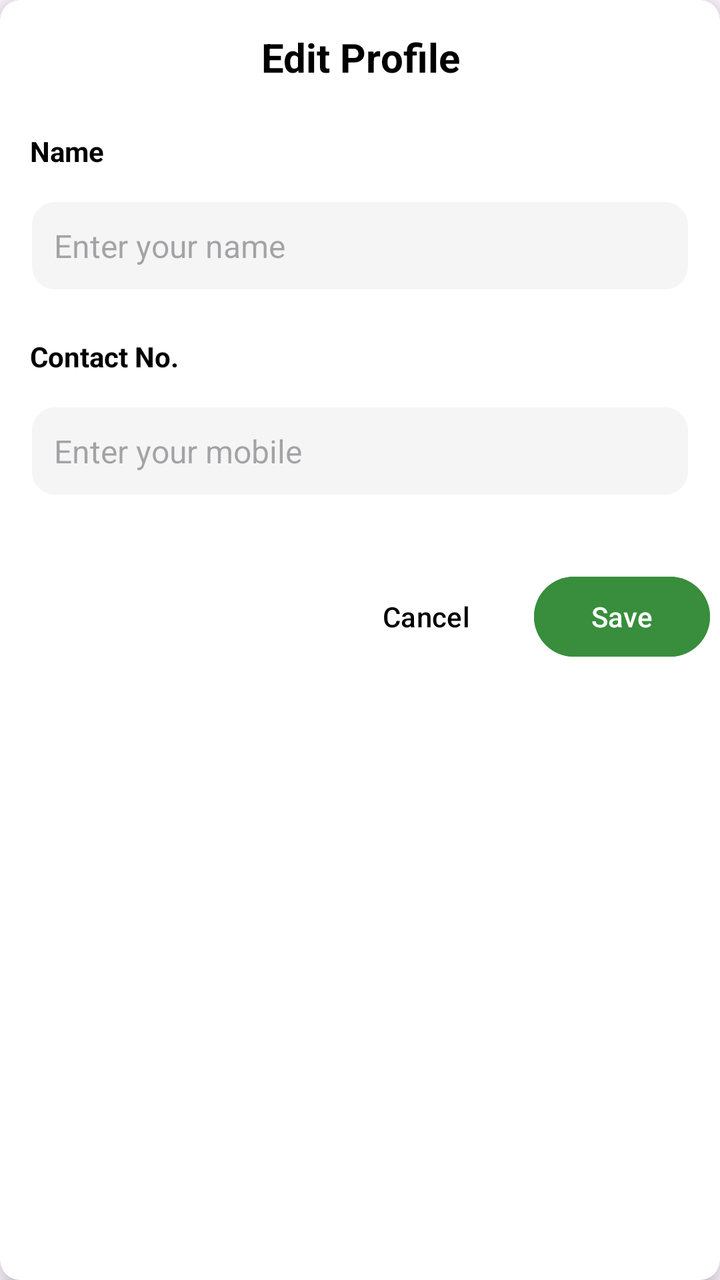
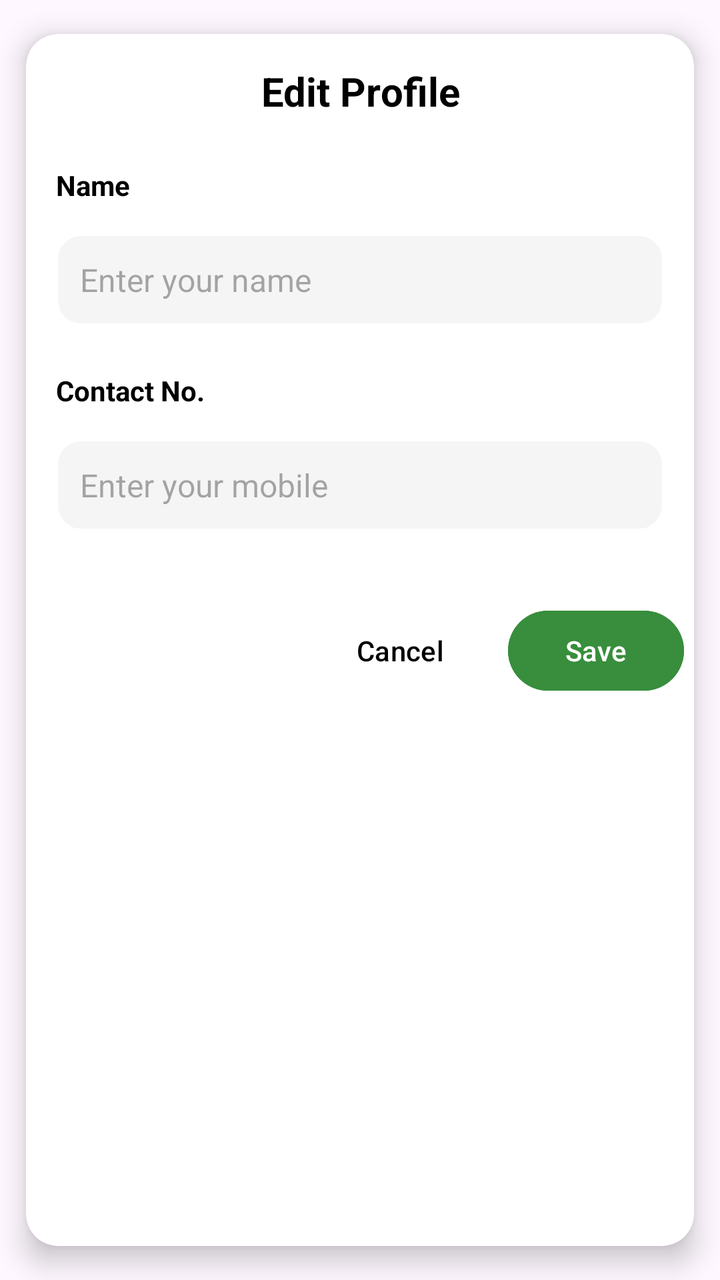

An Android layout rendered at two revisions. The XML below is the earlier revision; the diff shows what the commit changed to produce the second picture.
<!-- AndroidManifest.xml: application theme Theme.SmartWaste -->
<!-- res/layout/dialog_edit_profile.xml -->
<?xml version="1.0" encoding="utf-8"?>
<androidx.cardview.widget.CardView
    xmlns:android="http://schemas.android.com/apk/res/android"
    xmlns:app="http://schemas.android.com/apk/res-auto"
    android:layout_width="match_parent"
    android:layout_height="wrap_content"
    android:layout_margin="24dp"
    app:cardCornerRadius="10dp"
    app:cardElevation="8dp"
    android:padding="24dp">

    <LinearLayout
        android:layout_width="match_parent"
        android:layout_height="wrap_content"
        android:orientation="vertical">


        <TextView
            android:id="@+id/dialogTitle"
            android:layout_marginTop="15dp"
            android:layout_width="wrap_content"
            android:layout_height="wrap_content"
            android:text="Edit Profile"
            android:textSize="20sp"
            android:textColor="@android:color/black"
            android:textStyle="bold"
            android:gravity="center"
            android:layout_gravity="center_horizontal"
            android:paddingBottom="16dp"/>


        <TextView
            android:id="@+id/nameLabel"
            android:layout_width="wrap_content"
            android:layout_height="wrap_content"
            android:text="Name"
            android:textSize="14sp"
            android:textColor="@android:color/black"
            android:textStyle="bold"
            android:layout_marginStart="15dp"
            android:layout_marginTop="8dp"/>


        <EditText
            android:id="@+id/editName"
            android:layout_width="match_parent"
            android:layout_height="wrap_content"
            android:layout_margin="15dp"
            android:hint="Enter your name"
            android:textSize="16sp"
            android:background="@drawable/edittext_bg"
            android:padding="12dp"/>


        <TextView
            android:id="@+id/contactLabel"
            android:layout_width="wrap_content"
            android:layout_height="wrap_content"
            android:text="Contact No."
            android:textSize="14sp"
            android:textColor="@android:color/black"
            android:textStyle="bold"
            android:layout_marginStart="15dp"
            android:layout_marginTop="8dp"/>


        <EditText
            android:id="@+id/editMobile"
            android:layout_width="match_parent"
            android:layout_height="wrap_content"
            android:layout_margin="15dp"
            android:hint="Enter your mobile"
            android:textSize="16sp"
            android:background="@drawable/edittext_bg"
            android:padding="12dp"
            android:inputType="phone"/>


        <LinearLayout
            android:layout_width="match_parent"
            android:layout_height="wrap_content"
            android:orientation="horizontal"
            android:gravity="end"
            android:layout_marginTop="16dp"
            android:paddingBottom="8dp">

            <Button
                android:id="@+id/cancelButton"
                android:layout_width="wrap_content"
                android:layout_margin="5dp"
                android:layout_height="wrap_content"
                android:text="Cancel"
                android:textColor="@android:color/black"
                android:background="@android:color/transparent"
                android:padding="8dp"
                android:textSize="14sp"/>

            <Button
                android:id="@+id/saveButton"
                android:layout_width="wrap_content"
                android:layout_margin="5dp"
                android:layout_height="wrap_content"
                android:layout_marginStart="12dp"
                android:backgroundTint="@color/darkGreen"
                android:padding="8dp"
                android:text="Save"
                android:textColor="@android:color/white"
                android:textSize="14sp"/>
        </LinearLayout>

    </LinearLayout>
</androidx.cardview.widget.CardView>
<!-- resources referenced by this layout -->
<resources>
  <color name="darkGreen">#388E3C</color>
  <!-- drawable edittext_bg (drawable) -->
  <?xml version="1.0" encoding="utf-8"?>
  <shape xmlns:android="http://schemas.android.com/apk/res/android"
      android:shape="rectangle">
      <corners android:radius="12dp"/>
      <solid android:color="@color/medyowhite"/>
      <stroke android:width="1dp" android:color="@color/white"/>
  </shape>
  <style name="Theme.SmartWaste" parent="Base.Theme.SmartWaste" />
  <color name="medyowhite">#F5F5F5</color>
  <color name="white">#FFFFFFFF</color>
  <style name="Base.Theme.SmartWaste" parent="Theme.Material3.DayNight.NoActionBar">
          <item name="colorPrimary">@color/greenBackground</item>
          <item name="colorPrimaryVariant">@color/greenBackground</item>
          <item name="colorAccent">@color/greenBackground</item>
      </style>
  <color name="greenBackground">#4CAF50</color>
</resources>

<!-- the commit's change to res/layout/dialog_edit_profile.xml (unified diff, before → after) -->
@@ -5,9 +5,12 @@
     android:layout_width="match_parent"
     android:layout_height="wrap_content"
     android:layout_margin="24dp"
-    app:cardCornerRadius="10dp"
+    android:padding="24dp"
+    app:cardCornerRadius="16dp"
+    app:cardUseCompatPadding="true"
+    app:cardPreventCornerOverlap="true"
     app:cardElevation="8dp"
-    android:padding="24dp">
+    app:cardBackgroundColor="@android:color/white">
 
     <LinearLayout
         android:layout_width="match_parent"
@@ -85,7 +88,7 @@
             android:paddingBottom="8dp">
 
             <Button
-                android:id="@+id/cancelButton"
+                android:id="@+id/btnCancel"
                 android:layout_width="wrap_content"
                 android:layout_margin="5dp"
                 android:layout_height="wrap_content"
@@ -96,7 +99,7 @@
                 android:textSize="14sp"/>
 
             <Button
-                android:id="@+id/saveButton"
+                android:id="@+id/btnSave"
                 android:layout_width="wrap_content"
                 android:layout_margin="5dp"
                 android:layout_height="wrap_content"
<!-- resource entries referenced after the edit -->
@@ -12,10 +12,11 @@
   <style name="Theme.SmartWaste" parent="Base.Theme.SmartWaste" />
   <color name="medyowhite">#F5F5F5</color>
   <color name="white">#FFFFFFFF</color>
-  <style name="Base.Theme.SmartWaste" parent="Theme.Material3.DayNight.NoActionBar">
+  <style name="Base.Theme.SmartWaste" parent="Theme.Material3.Light.NoActionBar">
           <item name="colorPrimary">@color/greenBackground</item>
           <item name="colorPrimaryVariant">@color/greenBackground</item>
           <item name="colorAccent">@color/greenBackground</item>
+          <item name="android:forceDarkAllowed" tools:targetApi="q">false</item>
       </style>
   <color name="greenBackground">#4CAF50</color>
 </resources>
